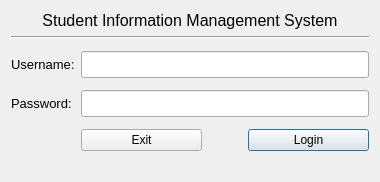
First picture: the form in Form Files/loginView.ui, repository alixabahena/SIMS, before the edit.
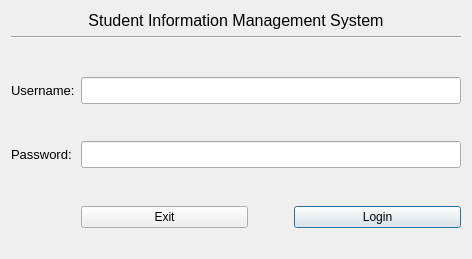
Second picture: the form after the edit.

Commit message: Login form now accepts enter in the password field to login. Sizing now standardized across windows.

```diff
--- a/Form Files/loginView.ui
+++ b/Form Files/loginView.ui
@@ -6,8 +6,8 @@
    <rect>
     <x>0</x>
     <y>0</y>
-    <width>380</width>
-    <height>182</height>
+    <width>472</width>
+    <height>259</height>
    </rect>
   </property>
   <property name="sizePolicy">
```
Left out of the diff: 16 changed lines with no effect on the pictures. The commit also changes 4 other files.
